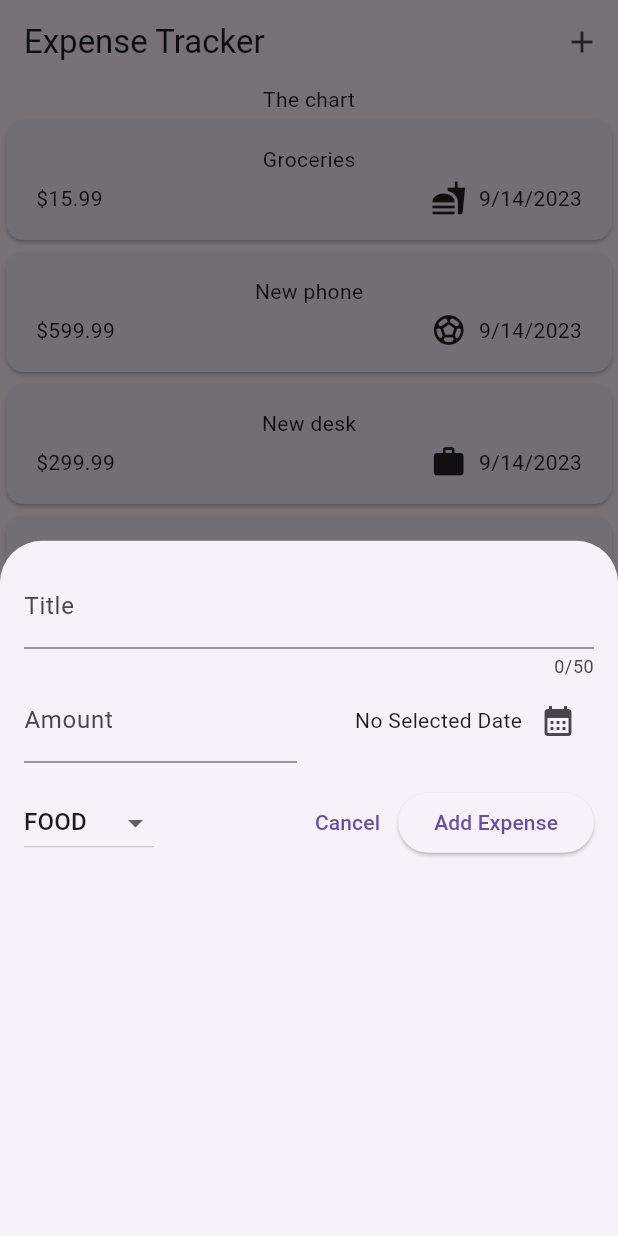
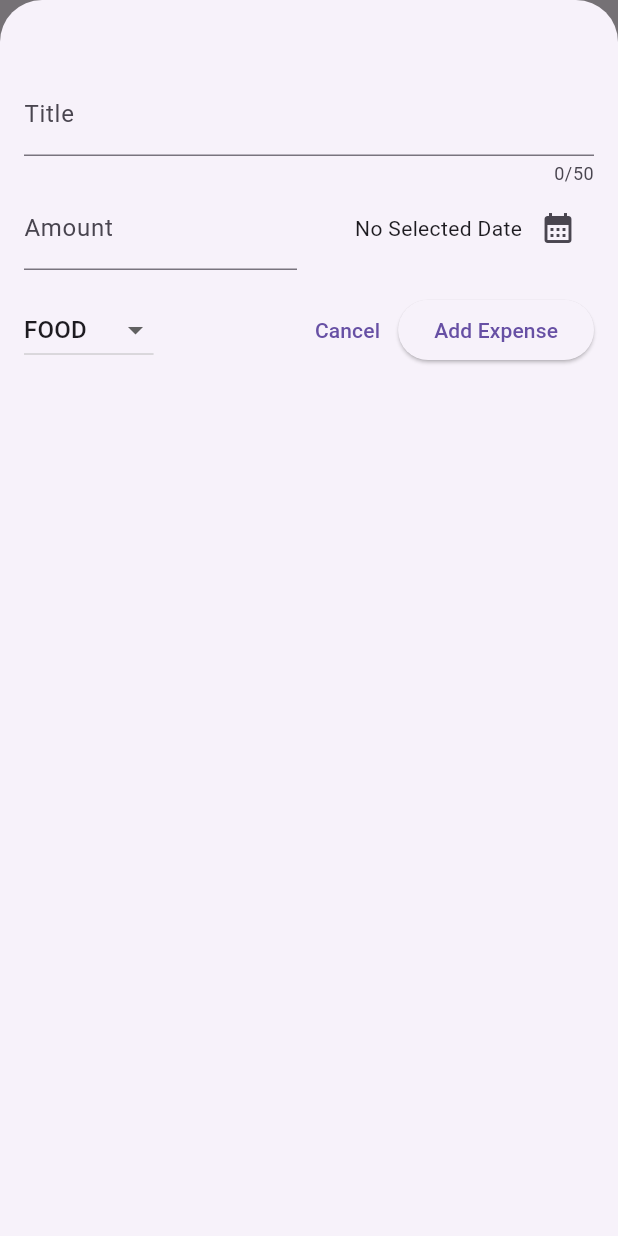
Before and after one commit to Joexwilly/expense_tracker, a Flutter app: the screen it shows after launch, after a tap on the "add" icon, on a phone screen of 412 x 824 dp. Run offline on Flutter 3.47's test engine with Material 2 defaults, Android fonts, the phone set to English and light mode, and no system bars.

Commit message:
modified new expense widget

```diff
--- a/lib/expenses.dart
+++ b/lib/expenses.dart
@@ -36,9 +36,16 @@ class _ExpensesState extends State<Expenses> {
 
   void _openAddExpenseOverlay() {
     showModalBottomSheet(
+      isScrollControlled: true,
       context: context,
-      builder: (ctx) => const NewExpense(),
+      builder: (ctx) => NewExpense(onAddExpense: _addExpense),
     );
+  }
+
+  void _addExpense(Expense expense) {
+    setState(() {
+      _registeredExpenses.add(expense); //add expense
+    });
   }
 
   @override
--- a/lib/widgets/new_expense.dart
+++ b/lib/widgets/new_expense.dart
@@ -2,7 +2,9 @@ import 'package:expense_tracker/models/expense.dart';
 import 'package:flutter/material.dart';
 
 class NewExpense extends StatefulWidget {
-  const NewExpense({super.key});
+  const NewExpense({super.key, required this.onAddExpense});
+
+  final void Function(Expense expense) onAddExpense;
 
   @override
   State<NewExpense> createState() => _NewExpenseState();
@@ -52,6 +54,14 @@ class _NewExpenseState extends State<NewExpense> {
       );
       return;
     }
+    widget.onAddExpense(
+      Expense(
+          title: _titleController.text,
+          amount: enteredAmount,
+          date: _selectedDate!,
+          category: _selectedCategory),
+    );
+    Navigator.pop(context);
   }
 
   @override
@@ -70,7 +80,7 @@ class _NewExpenseState extends State<NewExpense> {
   @override
   Widget build(BuildContext context) {
     return Padding(
-      padding: EdgeInsets.all(16),
+      padding: const EdgeInsets.fromLTRB(16, 48, 16, 16),
       child: Column(
         children: [
           TextField(
```
